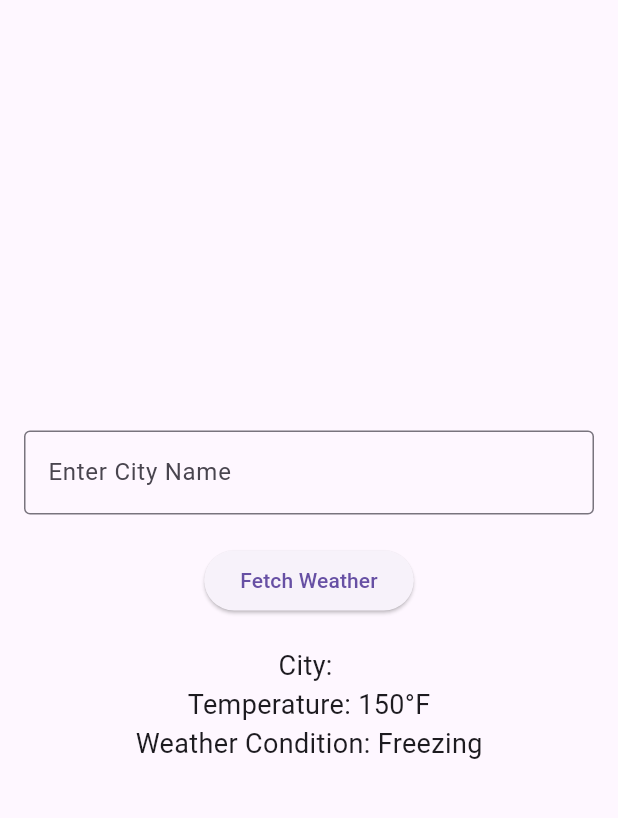
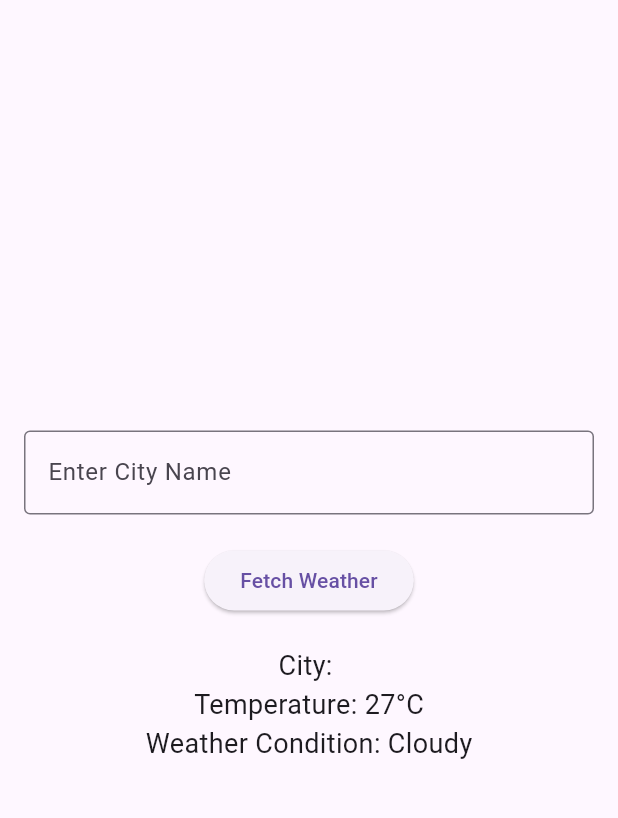
Before and after one commit to tan8325/weather_info_app, a Flutter app: the screen it shows after launch, after a tap on "Fetch Weather", on a phone screen of 412 x 824 dp, the part 63-881 px from its top. Run offline on Flutter 3.47's test engine with Material 3 defaults, Android fonts, the light colour scheme and no system bars.

Commit message:
Simulated weather data for input city

```diff
--- a/lib/main.dart
+++ b/lib/main.dart
@@ -1,3 +1,4 @@
+import 'dart:math';
 import 'package:flutter/material.dart';
 
 void main() {
@@ -25,7 +26,6 @@ class WeatherHomePage extends StatefulWidget {
 
 class _WeatherHomePageState extends State<WeatherHomePage> {
   final TextEditingController _cityController = TextEditingController();
-
   String _cityName = '';
   String _temperature = 'N/A';
   String _weatherCondition = 'Unknown';
@@ -33,9 +33,18 @@ class _WeatherHomePageState extends State<WeatherHomePage> {
   void _fetchWeather() {
     setState(() {
       _cityName = _cityController.text;
-      _temperature = '150°F';
-      _weatherCondition = 'Freezing';
+      _temperature = '${_generateRandomTemperature()}°C';
+      _weatherCondition = _generateRandomWeatherCondition();
     });
+  }
+
+  int _generateRandomTemperature() {
+    return Random().nextInt(16) + 15;
+  }
+
+  String _generateRandomWeatherCondition() {
+    List<String> conditions = ['Sunny', 'Cloudy', 'Rainy'];
+    return conditions[Random().nextInt(conditions.length)];
   }
 
   @override
@@ -57,25 +66,14 @@ class _WeatherHomePageState extends State<WeatherHomePage> {
               ),
             ),
             SizedBox(height: 20),
-
             ElevatedButton(
               onPressed: _fetchWeather,
               child: Text('Fetch Weather'),
             ),
             SizedBox(height: 20),
-
-            Text(
-              'City: $_cityName',
-              style: TextStyle(fontSize: 18),
-            ),
-            Text(
-              'Temperature: $_temperature',
-              style: TextStyle(fontSize: 18),
-            ),
-            Text(
-              'Weather Condition: $_weatherCondition',
-              style: TextStyle(fontSize: 18),
-            ),
+            Text('City: $_cityName', style: TextStyle(fontSize: 18)),
+            Text('Temperature: $_temperature', style: TextStyle(fontSize: 18)),
+            Text('Weather Condition: $_weatherCondition', style: TextStyle(fontSize: 18)),
           ],
         ),
       ),
```
